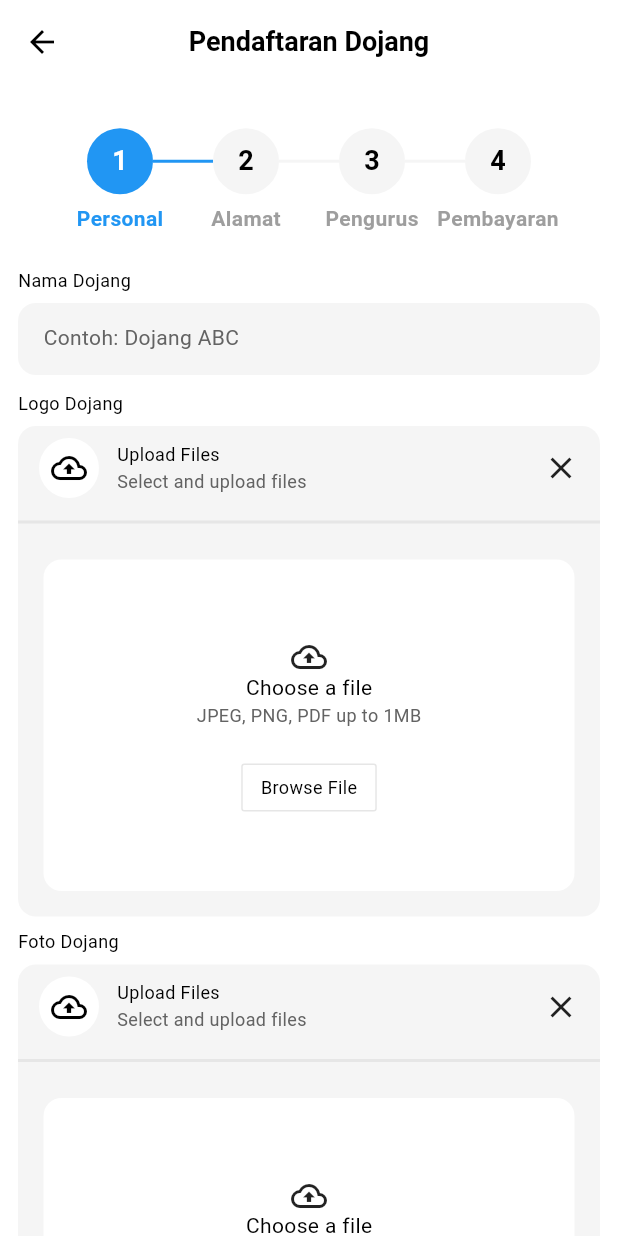
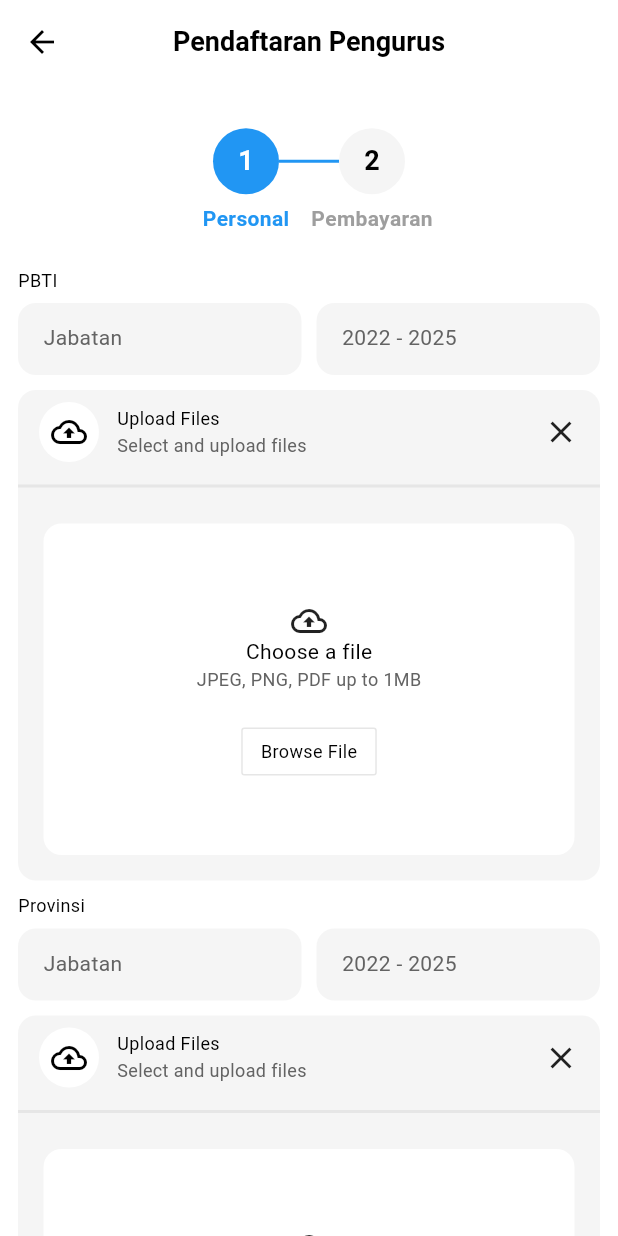
Before and after one commit to gigihiski/taekwondo-indonesia, a Flutter app: the RegistrationMenuPage screen opened directly, after a tap on "Pendaftaran Pengurus", on a phone screen of 412 x 824 dp. Run offline on Flutter 3.47's test engine with Material 3 defaults, Android fonts, the phone set to English and light mode, and no system bars; drawn by our look-alikes of easy_stepper; our stand-ins replace cached_network_image, device_info_plus, firebase_core, firebase_crashlytics, flutter_bloc, flutter_html and 11 more; missing offline and left inert: flutter_inappwebview, form_validation; accounts and stored records are empty; Roboto replaces fonts that are missing (PlusJakartaSans, SourGummy).

Commit message:
💄 management registration design

```diff
--- /dev/null
+++ b/lib/features/registration/modules/management-registration/logics/management_registration_cubit.dart
@@ -0,0 +1,29 @@
+import 'package:flutter_bloc/flutter_bloc.dart';
+import 'package:taekwondo/core/utils/exceptions/app_exception.dart';
+
+part 'management_registration_state.dart';
+
+class ManagementRegistrationCubit extends Cubit<ManagementRegistrationState> {
+  ManagementRegistrationCubit() : super(ManagementRegistrationState.initial());
+
+  Future<void> init() async {
+    try {
+      emit(state.copyWith(status: ManagementRegistrationStatus.loading));
+      emit(state.copyWith(status: ManagementRegistrationStatus.loaded));
+    } on AppException catch (e) {
+      emit(
+        state.copyWith(
+          status: ManagementRegistrationStatus.error,
+          errorMessage: e.message.toString(),
+        ),
+      );
+    } catch (e) {
+      emit(
+        state.copyWith(
+          status: ManagementRegistrationStatus.error,
+          errorMessage: e.toString(),
+        ),
+      );
+    }
+  }
+}
--- /dev/null
+++ b/lib/features/registration/modules/management-registration/logics/management_registration_state.dart
@@ -0,0 +1,36 @@
+part of 'management_registration_cubit.dart';
+
+enum ManagementRegistrationStatus {
+  initial,
+  loading,
+  loaded,
+  error,
+  unAuthenticated,
+}
+
+class ManagementRegistrationState {
+  const ManagementRegistrationState({
+    required this.status,
+    required this.errorMessage,
+  });
+
+  final ManagementRegistrationStatus status;
+  final String errorMessage;
+
+  factory ManagementRegistrationState.initial() {
+    return ManagementRegistrationState(
+      status: ManagementRegistrationStatus.initial,
+      errorMessage: "Unknown - Default",
+    );
+  }
+
+  ManagementRegistrationState copyWith({
+    ManagementRegistrationStatus? status,
+    String? errorMessage,
+  }) {
+    return ManagementRegistrationState(
+      status: status ?? this.status,
+      errorMessage: errorMessage ?? this.errorMessage,
+    );
+  }
+}
--- /dev/null
+++ b/lib/features/registration/modules/management-registration/views/components/management_personal.dart
@@ -0,0 +1,52 @@
+import 'package:flutter/material.dart';
+import 'package:taekwondo/core/components/app_image_picker.dart';
+import 'package:taekwondo/core/components/app_text.dart';
+import 'package:taekwondo/core/components/app_text_field.dart';
+
+class ManagementPersonal extends StatelessWidget {
+  const ManagementPersonal({super.key});
+
+  @override
+  Widget build(BuildContext context) {
+    return Column(
+      crossAxisAlignment: CrossAxisAlignment.start,
+      children: [
+        AppTextCaptionSemiBold(text: "PBTI"),
+        SizedBox(height: 8),
+        Row(
+          children: [
+            Expanded(child: AppTextField(hint: "Jabatan")),
+            SizedBox(width: 10),
+            Expanded(child: AppTextField(hint: "2022 - 2025")),
+          ],
+        ),
+        SizedBox(height: 8),
+        AppImagePicker(onChanged: (file) {}),
+        SizedBox(height: 10),
+        AppTextCaptionSemiBold(text: "Provinsi"),
+        SizedBox(height: 8),
+        Row(
+          children: [
+            Expanded(child: AppTextField(hint: "Jabatan")),
+            SizedBox(width: 10),
+            Expanded(child: AppTextField(hint: "2022 - 2025")),
+          ],
+        ),
+        SizedBox(height: 8),
+        AppImagePicker(onChanged: (file) {}),
+        SizedBox(height: 10),
+        AppTextCaptionSemiBold(text: "Kota / Kabupaten"),
+        SizedBox(height: 8),
+        Row(
+          children: [
+            Expanded(child: AppTextField(hint: "Jabatan")),
+            SizedBox(width: 10),
+            Expanded(child: AppTextField(hint: "2022 - 2025")),
+          ],
+        ),
+        SizedBox(height: 8),
+        AppImagePicker(onChanged: (file) {}),
+      ],
+    );
+  }
+}
--- /dev/null
+++ b/lib/features/registration/modules/management-registration/views/management_registration_page.dart
@@ -0,0 +1,92 @@
+import 'package:flutter/material.dart';
+import 'package:flutter_bloc/flutter_bloc.dart';
+import 'package:taekwondo/core/components/app_bar.dart';
+import 'package:taekwondo/features/registration/modules/management-registration/logics/management_registration_cubit.dart';
+import 'package:taekwondo/features/registration/modules/management-registration/views/management_registration_view.dart';
+
+class ManagementRegistrationPage extends StatefulWidget {
+  const ManagementRegistrationPage({super.key});
+
+  static Route route() {
+    return MaterialPageRoute(builder: (_) => ManagementRegistrationPage());
+  }
+
+  static RouteSettings routeSettings = const RouteSettings(
+    name: "management-registration",
+  );
+
+  @override
+  State<ManagementRegistrationPage> createState() =>
+      ManagementRegistrationPageState();
+}
+
+class ManagementRegistrationPageState
+    extends State<ManagementRegistrationPage> {
+  @override
+  void initState() {
+    super.initState();
+  }
+
+  BlocProvider managementBlocProvider() {
+    return BlocProvider<ManagementRegistrationCubit>(
+      create: (context) => ManagementRegistrationCubit()..init(),
+    );
+  }
+
+  BlocListener managementBlocDetailener() {
+    return BlocListener<
+      ManagementRegistrationCubit,
+      ManagementRegistrationState
+    >(
+      listener: (context, state) {
+        switch (state.status) {
+          case ManagementRegistrationStatus.initial:
+          case ManagementRegistrationStatus.loading:
+          case ManagementRegistrationStatus.error:
+          case ManagementRegistrationStatus.loaded:
+          case ManagementRegistrationStatus.unAuthenticated:
+        }
+      },
+    );
+  }
+
+  Widget Function(BuildContext, ManagementRegistrationState)
+  managementBlocBuilder() {
+    return (context, state) {
+      switch (state.status) {
+        case ManagementRegistrationStatus.initial:
+        case ManagementRegistrationStatus.loading:
+        case ManagementRegistrationStatus.error:
+          return Container();
+        case ManagementRegistrationStatus.loaded:
+          return ManagementRegistrationView();
+        case ManagementRegistrationStatus.unAuthenticated:
+          throw UnimplementedError();
+      }
+    };
+  }
+
+  @override
+  Widget build(BuildContext context) {
+    final appBar = AppBarHeader(
+      title: "Pendaftaran Pengurus",
+      color: Colors.white,
+    );
+
+    return MultiBlocProvider(
+      providers: [managementBlocProvider()],
+      child: MultiBlocListener(
+        listeners: [managementBlocDetailener()],
+        child: Scaffold(
+          backgroundColor: Colors.white,
+          appBar: appBar,
+          body:
+              BlocBuilder<
+                ManagementRegistrationCubit,
+                ManagementRegistrationState
+              >(builder: managementBlocBuilder()),
+        ),
+      ),
+    );
+  }
+}
--- /dev/null
+++ b/lib/features/registration/modules/management-registration/views/management_registration_view.dart
@@ -0,0 +1,148 @@
+import 'package:easy_stepper/easy_stepper.dart';
+import 'package:flutter/material.dart';
+import 'package:taekwondo/core/components/app_text.dart';
+import 'package:taekwondo/core/themes/app_colors.dart';
+import 'package:taekwondo/features/registration/modules/management-registration/views/components/management_personal.dart';
+import 'package:taekwondo/features/registration/modules/payment/views/payment_view.dart';
+
+class ManagementRegistrationView extends StatefulWidget {
+  const ManagementRegistrationView({super.key});
+
+  @override
+  ManagementRegistrationViewState createState() =>
+      ManagementRegistrationViewState();
+}
+
+class ManagementRegistrationViewState
+    extends State<ManagementRegistrationView> {
+  int activeStep = 0;
+  final List<String> stepTitles = ['Personal', 'Pembayaran'];
+
+  @override
+  Widget build(BuildContext context) {
+    return SingleChildScrollView(
+      child: Column(
+        children: [
+          SizedBox(
+            height: 120,
+            child: EasyStepper(
+              activeStep: activeStep,
+              internalPadding: 0,
+              showLoadingAnimation: false,
+              stepRadius: 22,
+              padding: EdgeInsets.zero,
+              showStepBorder: false,
+              lineStyle: LineStyle(
+                lineType: LineType.normal,
+                lineThickness: 2,
+                finishedLineColor: Colors.blue,
+                activeLineColor: Colors.blue,
+                unreachedLineColor: AppColors.background,
+              ),
+              steps: List.generate(
+                stepTitles.length,
+                (index) => EasyStep(
+                  topTitle: true,
+                  customTitle: Center(
+                    child: AppTextParagraphSemiBold(
+                      text: stepTitles[index],
+                      color: index <= activeStep ? Colors.blue : Colors.grey,
+                    ),
+                  ),
+                  customStep: CircleAvatar(
+                    radius: 35,
+                    backgroundColor: index <= activeStep
+                        ? Colors.blue
+                        : AppColors.background,
+                    child: AppTextH4SemiBold(
+                      text: (index + 1).toString(),
+                      color: index <= activeStep ? Colors.white : Colors.black,
+                    ),
+                  ),
+                  customLineWidget: Container(
+                    height: 3,
+                    color: index <= activeStep
+                        ? AppColors.primary
+                        : AppColors.background,
+                  ),
+                ),
+              ),
+              onStepReached: (index) {
+                setState(() {
+                  activeStep = index;
+                });
+              },
+            ),
+          ),
+
+          // Content Area
+          Container(
+            padding: EdgeInsets.symmetric(horizontal: 12),
+            child: buildStepContent(),
+          ),
+
+          // Navigation Buttons
+          Container(
+            padding: EdgeInsets.all(12),
+            child: Row(
+              mainAxisAlignment: MainAxisAlignment.spaceBetween,
+              children: [
+                ElevatedButton(
+                  onPressed: activeStep > 0 ? previousStep : null,
+                  style: ElevatedButton.styleFrom(
+                    backgroundColor: AppColors.background,
+                    foregroundColor: Colors.white,
+                  ),
+                  child: AppTextCaptionSemiBold(
+                    text: 'Sebelumnya',
+                    color: Colors.white,
+                  ),
+                ),
+                ElevatedButton(
+                  onPressed: activeStep < stepTitles.length - 1
+                      ? nextStep
+                      : null,
+                  style: ElevatedButton.styleFrom(
+                    backgroundColor: Colors.black,
+                    foregroundColor: Colors.white,
+                  ),
+                  child: AppTextCaptionSemiBold(
+                    text: 'Selanjutnya',
+                    color: Colors.white,
+                  ),
+                ),
+              ],
+            ),
+          ),
+        ],
+      ),
+    );
+  }
+
+  Widget buildStepContent() {
+    switch (activeStep) {
+      case 0:
+        return ManagementPersonal();
+      case 1:
+        return PaymentView();
+      default:
+        return ManagementPersonal();
+    }
+  }
+
+  void nextStep() {
+    setState(() {
+      if (activeStep < stepTitles.length - 1) {
+        activeStep++;
+      }
+    });
+  }
+
+  void previousStep() {
+    setState(() {
+      if (activeStep > 0) {
+        activeStep--;
+      }
+    });
+  }
+}
--- a/lib/features/registration/modules/registration-menu/views/registration_menu_view.dart
+++ b/lib/features/registration/modules/registration-menu/views/registration_menu_view.dart
@@ -4,6 +4,7 @@
 import 'package:taekwondo/features/registration/modules/athlete-registration/views/athlete_registration_page.dart';
 import 'package:taekwondo/features/registration/modules/dojang-registration/views/dojang_registration_page.dart';
 import 'package:taekwondo/features/registration/modules/examiner-registration/views/examiner_registration_page.dart';
+import 'package:taekwondo/features/registration/modules/management-registration/views/management_registration_page.dart';
 import 'package:taekwondo/features/registration/modules/refree-registration/views/refree_registration_page.dart';
 import 'package:taekwondo/features/registration/modules/trainer-registration/views/trainer_registration_page.dart';
 
@@ -57,8 +58,8 @@
         menu(Icon(Icons.menu), "Pendaftaran Pengurus", () {
           AppNavigator(
             context: context,
-            page: DojangRegistrationPage(),
-            route: DojangRegistrationPage.routeSettings,
+            page: ManagementRegistrationPage(),
+            route: ManagementRegistrationPage.routeSettings,
           ).push();
         }),
         menu(Icon(Icons.menu), "Pendaftaran Penguji", () {
```
